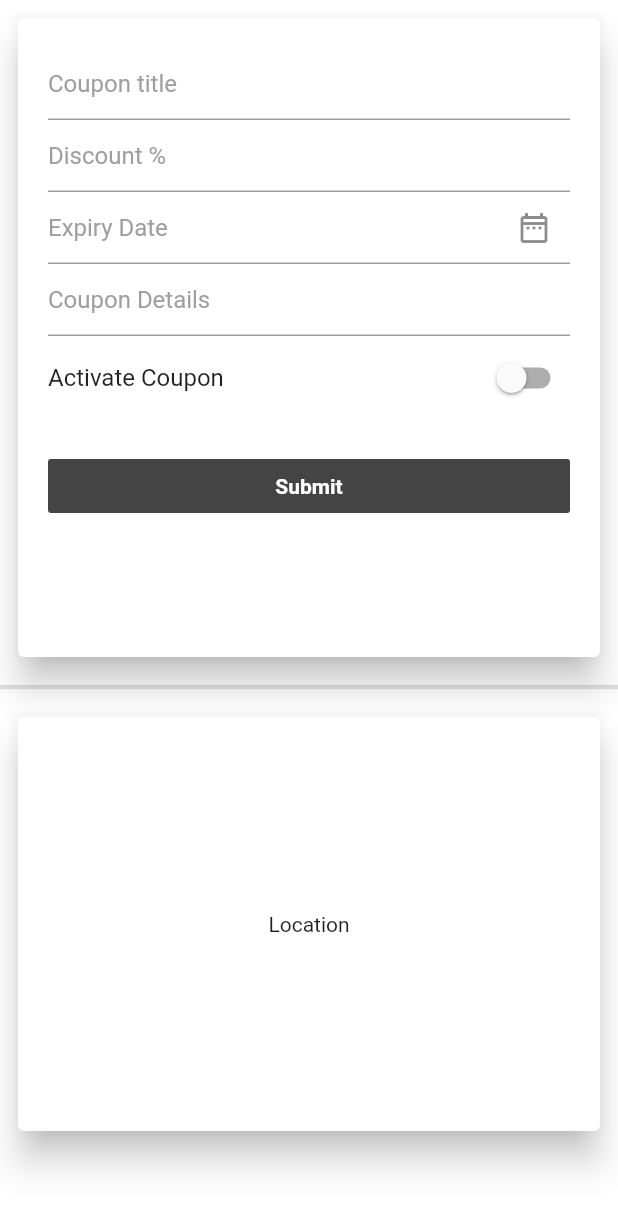
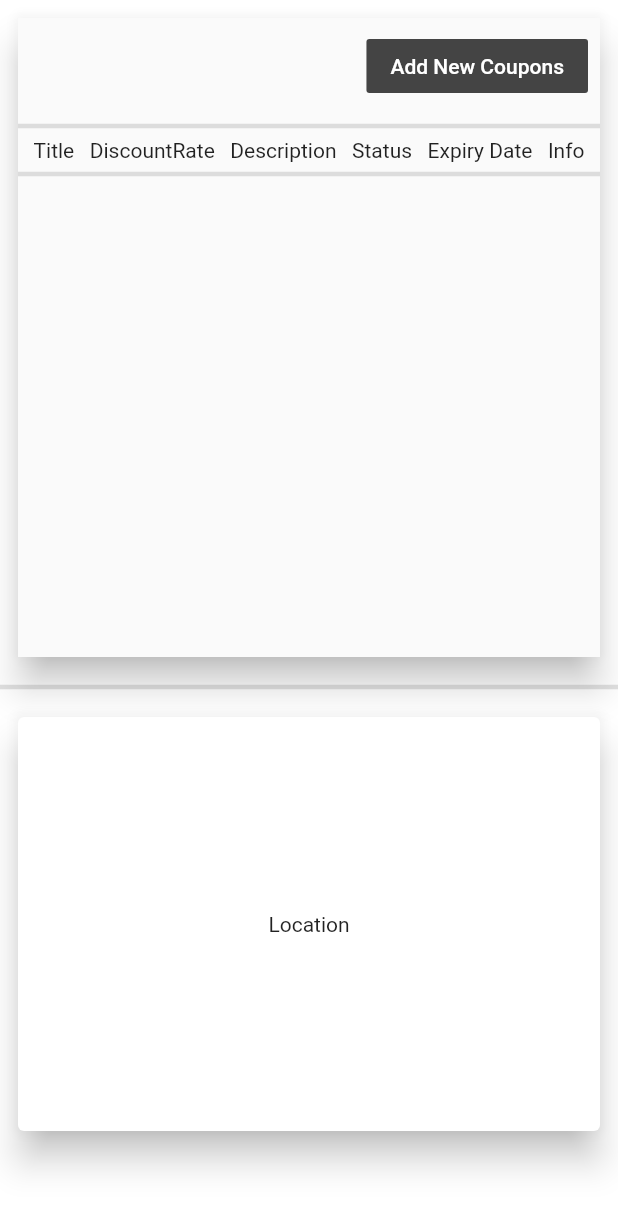
Before and after one commit to OnebytesProjects/Grocery-App, a Flutter app: the HomeScreen screen opened by its route, on a phone screen of 412 x 824 dp. Shown: the top 1210 px of the screen. Run offline on Flutter 3.47's test engine with Material 2 defaults, Android fonts, the phone set to English and light mode, and no system bars; our stand-ins replace cloud_firestore, expandable_text, firebase_auth, firebase_core, firebase_storage, flutter_easyloading and 5 more; missing offline and left inert: ars_progress_dialog, clipboard, dart:ffi, dart:html, firebase, flutter_admin_scaffold and 4 more; accounts and stored records are empty; statements that could not run were skipped.

Commit message:
AdminPanel -Coupon
Admin-Panel : v:0.1.3
Client App : v-0.2.1
Delivery App : v-0.3.1

```diff
--- /dev/null
+++ b/Admin/lib/Screens/Home/CouponScreenMain.dart
@@ -0,0 +1,167 @@
+import 'dart:html';
+
+import 'package:admin/Screens/Home/CouponScreen.dart';
+import 'package:admin/Screens/Home/EditCoupon.dart';
+import 'package:admin/Services/Firebase_Services.dart';
+import 'package:cloud_firestore/cloud_firestore.dart';
+import 'package:flutter/material.dart';
+import 'package:intl/intl.dart';
+
+class CouponScreenMain extends StatefulWidget {
+  @override
+  State<CouponScreenMain> createState() => _CouponScreenMainState();
+}
+
+class _CouponScreenMainState extends State<CouponScreenMain> {
+  String defaultscreen = '1';
+
+  @override
+  Widget build(BuildContext context) {
+    return Scaffold(
+            body: Container(
+                child: Column(
+              children: [
+                Container(
+                  child: Row(
+                    mainAxisAlignment: MainAxisAlignment.end,
+                    children: [
+                      Padding(
+                        padding: const EdgeInsets.all(8.0),
+                        child: FlatButton(
+                          color: Theme.of(context).primaryColor,
+                          child: Text(
+                            'Add New Coupons',
+                            style: TextStyle(color: Colors.white),
+                          ),
+                          onPressed: () {
+                            Navigator.push(
+                                context,
+                                MaterialPageRoute(
+                                    builder: (context) => CouponScreen()));
+                          },
+                        ),
+                      ),
+                    ],
+                  ),
+                ),
+                Divider(
+                  thickness: 3,
+                ),
+                Container(
+                  child: Center(
+                    child: Row(
+                      mainAxisAlignment: MainAxisAlignment.spaceEvenly,
+                      children: [
+                        Text(
+                          'Title',
+                        ),
+                        Text(
+                          'DiscountRate',
+                        ),
+                        Text(
+                          'Description',
+                        ),
+                        Text(
+                          'Status',
+                        ),
+                        Text(
+                          'Expiry Date',
+                        ),
+                        Text(
+                          'Info',
+                        ),
+                      ],
+                    ),
+                  ),
+                ),
+                Divider(
+                  thickness: 3,
+                ),
+                Container(
+                  child: CouponList(),
+                )
+              ],
+            )),
+          );
+  }
+
+  Widget CouponList() {
+    FirebaseServices _services = FirebaseServices();
+
+    return Container(
+        child: StreamBuilder(
+      stream: _services.coupons.snapshots(),
+      builder: (BuildContext context, AsyncSnapshot<QuerySnapshot> snapshot) {
+        if (snapshot.hasError) {
+          return Text('Something went wrong');
+        }
+
+        if (snapshot.connectionState == ConnectionState.waiting) {
+          return CircularProgressIndicator();
+        }
+
+        if (snapshot.hasData) {
+          return Expanded(
+            child: ListView(
+              children: snapshot.data!.docs.map((DocumentSnapshot document) {
+                Map<String, dynamic> data =
+                    document.data()! as Map<String, dynamic>;
+                var date = data['Expiry'];
+                var expiry = DateFormat.yMMMd().add_jm().format(date.toDate());
+                return Container(
+                  height: 80,
+                  width: double.infinity,
+                  child: Padding(
+                    padding: const EdgeInsets.all(8.0),
+                    child: Card(
+                      child: Center(
+                        child: Row(
+                          mainAxisAlignment: MainAxisAlignment.spaceEvenly,
+                          children: [
+                            Text(
+                              data['title'],
+                            ),
+                            Text(
+                              data['discountRate'],
+                            ),
+                            Text(
+                              data['details'],
+                            ),
+                            Text(
+                              data['active'].toString(),
+                            ),
+                            Text(
+                              expiry.toString(),
+                            ),
+                            IconButton(
+                                onPressed: () {
+                                  Navigator.push(
+                                      context,
+                                      MaterialPageRoute(
+                                          builder: (context) => EditCoupon(
+                                            title:  data['title'],
+                                            discount: data['discountRate'],
+                                            coupondetail: data['details'],
+                                            expdate: expiry.toString(),
+                                            status: data['active'],
+                                            documentSnapshot: document,
+                                          )));
+                                },
+                                icon: Icon(Icons.info_outline)),
+                          ],
+                        ),
+                      ),
+                    ),
+                  ),
+                );
+              }).toList(),
+            ),
+          );
+        }
+        return Center(
+          child: CircularProgressIndicator(),
+        );
+      },
+    ));
+  }
+}
--- a/Admin/lib/Screens/Home/HomeScreen.dart
+++ b/Admin/lib/Screens/Home/HomeScreen.dart
@@ -1,4 +1,5 @@
 import 'package:admin/Screens/Home/CouponScreen.dart';
+import 'package:admin/Screens/Home/CouponScreenMain.dart';
 import 'package:admin/Screens/Home/Location.dart';
 import 'package:admin/Screens/Home/Notification.dart';
 import 'package:admin/Services/sidebar.dart';
@@ -13,6 +14,7 @@ class HomeScreen extends StatefulWidget {
 }
 
 class _HomeScreenState extends State<HomeScreen> {
+  var defaultscreen = '1';
 
 
   @override
@@ -37,7 +39,7 @@ class _HomeScreenState extends State<HomeScreen> {
               padding: const EdgeInsets.all(8.0),
               child: Card(
                 elevation: 10,
-                child: CouponScreen(),
+                child: CouponScreenMain(),
               ),
             ),
           ),
```
Also changed, not shown: Admin/lib/Screens/Home/CouponScreen.dart (+31 -4 lines), Admin/lib/Screens/Home/EditCoupon.dart (added, +192 -0 lines).
